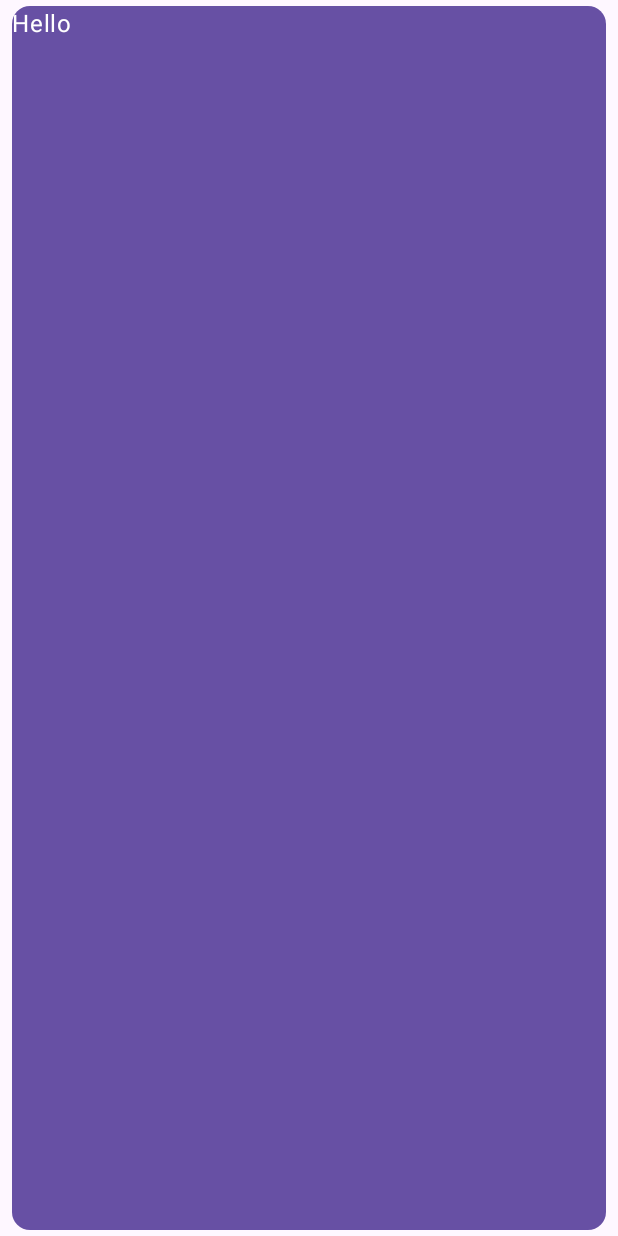
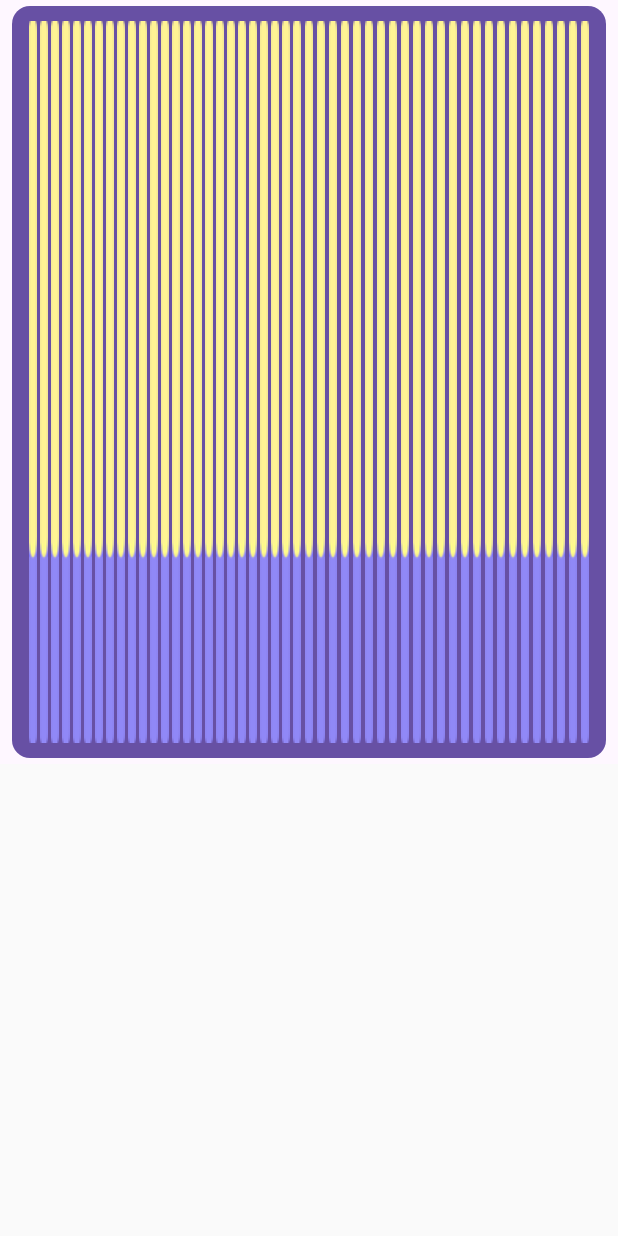
Before and after one commit to SirYancy/IChing, an Android app built with Jetpack Compose: the screen it shows after launch (MainActivity), after a tap on "Continue", on a phone screen of 412 x 824 dp. Run offline under Robolectric (Android 15) with nearby library versions, the phone set to English and light mode, and no system bars.

Commit message:
Adding other files

```diff
--- /dev/null
+++ b/app/src/main/java/com/erickuha/iching/Home.kt
@@ -0,0 +1,130 @@
+package com.erickuha.iching
+
+import android.content.res.Configuration
+import android.widget.Toast
+import androidx.compose.foundation.layout.*
+import androidx.compose.material3.*
+import androidx.compose.foundation.Image
+import androidx.compose.foundation.clickable
+import androidx.compose.runtime.Composable
+import androidx.compose.runtime.getValue
+import androidx.compose.runtime.mutableStateOf
+import androidx.compose.runtime.saveable.rememberSaveable
+import androidx.compose.runtime.setValue
+import androidx.compose.ui.Alignment
+import androidx.compose.ui.Modifier
+import androidx.compose.ui.layout.ContentScale
+import androidx.compose.ui.platform.LocalContext
+import androidx.compose.ui.res.painterResource
+import androidx.compose.ui.tooling.preview.Preview
+import androidx.compose.ui.unit.dp
+import com.erickuha.iching.ui.theme.IChingTheme
+
+@Composable
+fun Home(modifier: Modifier = Modifier){
+    var showOnboarding by rememberSaveable{ mutableStateOf(true) }
+    Surface(modifier, color = MaterialTheme.colorScheme.background){
+        if (showOnboarding){
+            OnboardingScreen(onContinueClicked = { showOnboarding = false })
+        } else {
+            Oracle()
+        }
+    }
+}
+
+@Composable
+fun Oracle(
+    modifier: Modifier = Modifier,
+) {
+    Card(
+        colors = CardDefaults.cardColors(
+            containerColor = MaterialTheme.colorScheme.primary
+        ),
+        modifier = Modifier.padding(vertical = 4.dp, horizontal = 8.dp)
+    ) {
+        YarrowStalks()
+    }
+}
+
+@Composable
+fun YarrowStalks(
+    modifier: Modifier = Modifier,
+){
+    Row (
+        modifier.padding(10.dp)
+    ) {
+        for (i in 1..49) {
+            YarrowStalk(
+                modifier = Modifier.weight(1f),
+                index = i)
+        }
+    }
+}
+
+@Composable
+fun YarrowStalk(
+    modifier: Modifier = Modifier,
+    index: Int
+){
+    val context = LocalContext.current
+    Image(
+        modifier = modifier
+            .fillMaxWidth()
+            .clickable(
+                enabled = true,
+                onClick = {
+                    Toast.makeText(context, "$index clicked", Toast.LENGTH_SHORT).show()
+                }
+            ),
+        painter = painterResource(id = R.drawable.stalk_n),
+        contentDescription = null,
+    )
+}
+
+@Composable
+fun OnboardingScreen(
+    onContinueClicked: () -> Unit,
+    modifier: Modifier = Modifier
+){
+    Column(
+        modifier = modifier.fillMaxSize(),
+        verticalArrangement = Arrangement.Center,
+        horizontalAlignment = Alignment.CenterHorizontally
+    ){
+        Text(text = "The I Ching Oracle")
+        Button(
+            modifier = Modifier.padding(vertical = 24.dp),
+            onClick = onContinueClicked
+        ){
+            Text("Continue")
+        }
+    }
+}
+
+@Preview(
+    showBackground = true,
+    uiMode = Configuration.UI_MODE_NIGHT_YES,
+    widthDp = 320,
+    heightDp = 320,
+    name = "Dark")
+@Preview(showBackground = true, widthDp = 320, heightDp = 320)
+@Composable
+fun OraclePreview(){
+    IChingTheme {
+        Oracle()
+    }
+}
+
+@Preview(
+    showBackground = true,
+    uiMode = Configuration.UI_MODE_NIGHT_YES,
+    widthDp = 320,
+    heightDp = 320,
+    name = "Dark")
+@Preview(showBackground = true, widthDp = 320, heightDp = 320)
+@Composable
+fun OnBoardingPreview(){
+    IChingTheme {
+        Home()
+    }
+}
--- a/app/src/main/java/com/erickuha/iching/MainActivity.kt
+++ b/app/src/main/java/com/erickuha/iching/MainActivity.kt
@@ -1,124 +1,17 @@
 package com.erickuha.iching
 
-import android.content.res.Configuration.UI_MODE_NIGHT_YES
 import android.os.Bundle
 import androidx.activity.ComponentActivity
 import androidx.activity.compose.setContent
-import androidx.compose.animation.animateContentSize
-import androidx.compose.animation.core.Spring
-import androidx.compose.animation.core.spring
-import androidx.compose.foundation.background
-import androidx.compose.foundation.layout.Arrangement
-import androidx.compose.foundation.layout.Column
-import androidx.compose.foundation.layout.Row
-import androidx.compose.foundation.layout.fillMaxSize
-import androidx.compose.foundation.layout.padding
-import androidx.compose.foundation.lazy.LazyColumn
-import androidx.compose.foundation.lazy.items
-import androidx.compose.material.icons.Icons.Filled
-import androidx.compose.material3.Button
-import androidx.compose.material3.Card
-import androidx.compose.material3.CardDefaults
-import androidx.compose.material3.Icon
-import androidx.compose.material3.IconButton
-import androidx.compose.material3.MaterialTheme
 import androidx.compose.material3.Surface
-import androidx.compose.material3.Text
-import androidx.compose.runtime.Composable
-import androidx.compose.runtime.getValue
-import androidx.compose.runtime.mutableStateOf
-import androidx.compose.runtime.remember
-import androidx.compose.runtime.saveable.rememberSaveable
-import androidx.compose.runtime.setValue
-import androidx.compose.ui.Alignment
-import androidx.compose.ui.Modifier
-import androidx.compose.ui.res.stringResource
-import androidx.compose.ui.text.font.FontWeight
-import androidx.compose.ui.tooling.preview.Preview
-import androidx.compose.ui.unit.dp
-import com.erickuha.iching.ui.theme.IChingTheme
 
 class MainActivity : ComponentActivity() {
     override fun onCreate(savedInstanceState: Bundle?) {
         super.onCreate(savedInstanceState)
         setContent {
-            IChingTheme {
-                IChingApp(modifier = Modifier.fillMaxSize())
+            Surface{
+                Home()
             }
         }
     }
 }
-
-@Composable
-fun IChingApp(modifier: Modifier = Modifier){
-    var showOnboarding by rememberSaveable{ mutableStateOf(true) }
-    Surface(modifier, color = MaterialTheme.colorScheme.background){
-        if (showOnboarding){
-            OnboardingScreen(onContinueClicked = { showOnboarding = false })
-        } else {
-            Oracle()
-        }
-    }
-}
-
-@Composable
-fun Oracle(
-    modifier: Modifier = Modifier,
-) {
-    Card(
-        colors = CardDefaults.cardColors(
-            containerColor = MaterialTheme.colorScheme.primary
-        ),
-        modifier = Modifier.padding(vertical = 4.dp, horizontal = 8.dp)
-    ) {
-        Text("Hello")
-    }
-}
-
-@Composable
-fun OnboardingScreen(
-    onContinueClicked: () -> Unit,
-    modifier: Modifier = Modifier
-){
-    Column(
-        modifier = modifier.fillMaxSize(),
-        verticalArrangement = Arrangement.Center,
-        horizontalAlignment = Alignment.CenterHorizontally
-    ){
-        Text(text = "The I Ching Oracle")
-        Button(
-            modifier = Modifier.padding(vertical = 24.dp),
-            onClick = onContinueClicked
-        ){
-            Text("Continue")
-        }
-    }
-}
-
-@Preview(
-    showBackground = true,
-    uiMode = UI_MODE_NIGHT_YES,
-    widthDp = 320,
-    heightDp = 320,
-    name = "Dark")
-@Preview(showBackground = true, widthDp = 320, heightDp = 320)
-@Composable
-fun OraclePreview(){
-    IChingTheme {
-        Oracle()
-    }
-}
-
-@Preview(
-    showBackground = true,
-    uiMode = UI_MODE_NIGHT_YES,
-    widthDp = 320,
-    heightDp = 320,
-    name = "Dark")
-@Preview(showBackground = true, widthDp = 320, heightDp = 320)
-@Composable
-fun OnBoardingPreview(){
-    IChingTheme {
-        OnboardingScreen(onContinueClicked = {})
-    }
-}
--- a/app/src/main/java/com/erickuha/iching/ui/theme/Theme.kt
+++ b/app/src/main/java/com/erickuha/iching/ui/theme/Theme.kt
@@ -81,9 +81,11 @@
 )
 
 @Composable
-fun IChingTheme(content: @Composable () -> Unit) {
+fun IChingTheme(
+    darkTheme: Boolean = isSystemInDarkTheme(),
+    content: @Composable () -> Unit) {
     MaterialTheme(
-        colorScheme = LightColors,
+        colorScheme = if(darkTheme) DarkColors else LightColors,
         typography = Typography,
         content = content
     )
```
Also changed, not shown: app/src/main/res/drawable/stalk.png (added), app/src/main/res/drawable/stalk_n.png (added), app/src/main/res/drawable/yarrow_stalks.png (added), app/src/main/res/drawable/yarrowstalks.png (added), 1 other file.
